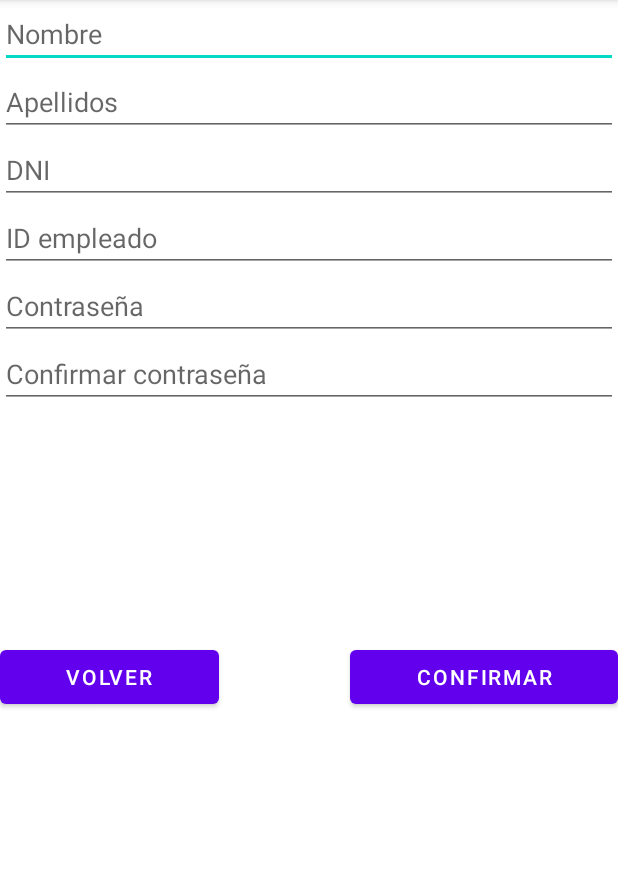
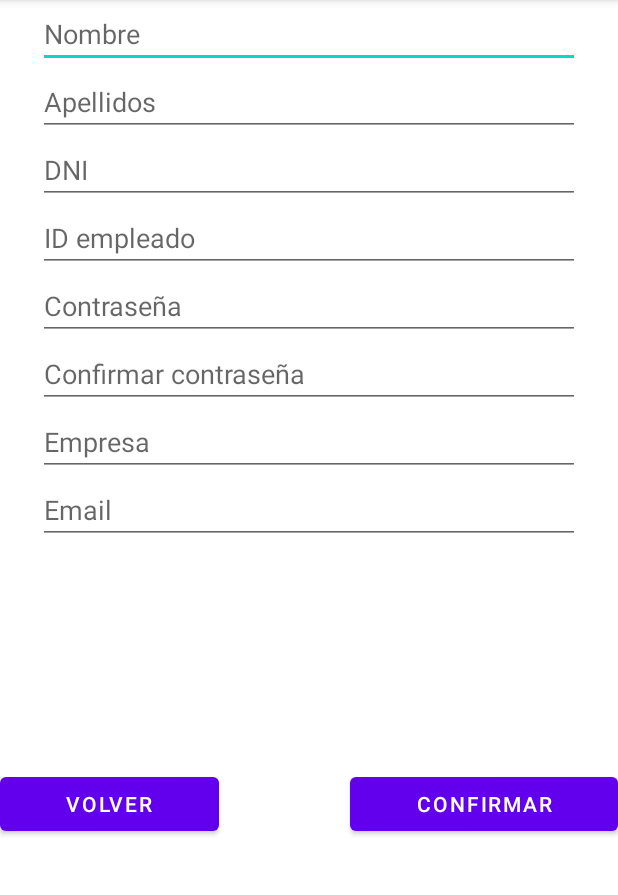
Before and after one commit to Leonardo-Iordache/AppRepartidor, an Android app: the RegisterActivity screen opened directly, with no data from a screen before it, on a phone screen of 412 x 824 dp, the part 84-979 px from its top. Run offline under Robolectric (Android 15) with nearby library versions, the phone set to English and light mode, and no system bars.

```diff
--- a/app/src/main/java/com/example/apprepartidor/InitialScreen.kt
+++ b/app/src/main/java/com/example/apprepartidor/InitialScreen.kt
@@ -12,6 +12,7 @@ class InitialScreen : AppCompatActivity() {
     private lateinit var logInButton: Button
     private lateinit var registerButton: Button
     private lateinit var binding: ActivityMainBinding
+
 
     override fun onCreate(savedInstanceState: Bundle?) {
         super.onCreate(savedInstanceState)
--- a/app/src/main/java/com/example/apprepartidor/registro/RegisterActivity.kt
+++ b/app/src/main/java/com/example/apprepartidor/registro/RegisterActivity.kt
@@ -23,7 +23,7 @@ class RegisterActivity : AppCompatActivity() {
     private lateinit var id: String
     private lateinit var passwordInput: String
     private lateinit var confirmPasswordInput: String
-    private lateinit var direccionInput: String
+    private lateinit var empresaInput: String
     private lateinit var emailInput: String
     private val apiService = RestAPIService()
     private var job: Job = Job()
@@ -51,8 +51,8 @@ class RegisterActivity : AppCompatActivity() {
                 id = it.idText.text.toString().trim()
                 passwordInput = it.password.text.toString().trim()
                 confirmPasswordInput = it.confirmPassword.text.toString().trim()
-                //direccionInput = it.direccionText.text.toString().trim()
-                //emailInput = it.correoText.text.toString().trim()
+                empresaInput = it.idEmpresa.text.toString().trim()
+                emailInput = it.idEmail.text.toString().trim()
             }
             completeRegistration()
         }
@@ -64,13 +64,13 @@ class RegisterActivity : AppCompatActivity() {
         if (passwordInput == confirmPasswordInput) {
             job = launch {
                 val userID = apiService.addUser(
-                    id.toInt(),
                     emailInput,
                     nameInput,
                     passwordInput,
                     lastNameInput,
                     dniInput,
-                    direccionInput
+                    empresaInput,
+                    id.toInt(),
                 )
             }
             job.join()
--- a/app/src/main/java/com/example/apprepartidor/server/ClientService.kt
+++ b/app/src/main/java/com/example/apprepartidor/server/ClientService.kt
@@ -1,5 +1,6 @@
 package com.example.apprepartidor.server
 
+import com.example.apprepartidor.responses.Codigo
 import com.example.apprepartidor.responses.Mailbox
 import com.example.apprepartidor.responses.UserLogin
 import com.example.apprepartidor.responses.Paquete
@@ -9,10 +10,10 @@ import retrofit2.http.*
 interface ClientService {
     //metodo de prueba para ver si funciona la conexion
     @GET("ServidorUbicua-0.0.1-SNAPSHOT/BuzonPaquete")
-    suspend fun getSomething(): Response<Mailbox>
+    suspend fun getCode(@Query("id") idPaquete: String): Response<Codigo>
 
     //metodo para crear un nuevo usuario, usado en la pantalla de registro
-    @GET("ServidorUbicua-0.0.1-SNAPSHOT/NuevoCliente")
+    @GET("ServidorUbicua-0.0.1-SNAPSHOT/NuevoRepartidor")
     suspend fun createNewUser(
         @Query("id") idCliente: Int,
         @Query("usuario") usuario: String,
@@ -20,7 +21,7 @@ interface ClientService {
         @Query("contrasena") contrasena: String,
         @Query("apellidos") apellidos: String,
         @Query("dni") dni: String,
-        @Query("direccion") direccion: String
+        @Query("empresa") empresa: String
     ): Response<Int>
 
     //metodo para validar un login
@@ -31,15 +32,16 @@ interface ClientService {
     ): Response<UserLogin>
 
     //metodo para coger todos los paquetes de un cliente
-    @GET("ServidorUbicua-0.0.1-SNAPSHOT/PaquetesCliente")
+    @GET("ServidorUbicua-0.0.1-SNAPSHOT/PaquetesRepartidor")
     suspend fun getPackages(@Query("id") idRepartidor: Int): Response<ArrayList<Paquete>>
 
     @GET("ServidorUbicua-0.0.1-SNAPSHOT/BuzonesLibres")
     suspend fun getFreeMailBoxes(@Query("estado") estado: Boolean = false): Response<ArrayList<Mailbox>>
 
-    @GET("ServidorUbicua-0.0.1-SNAPSHOT/BuzonPaquete?")
-    suspend fun deliverPackage(
-        @Query("idPaquete") idPaquete: String,
-        @Query("idBuzon") idBuzon: String
-    ): Response<Int>
+    @GET("ServidorUbicua-0.0.1-SNAPSHOT/PaqueteEntregado")
+    suspend fun deliverPackage(@Query("idPaquete") idPaquete: String, @Query("idBuzon") idBuzon: String): Response<Int>
+
+    @GET("ServidorUbicua-0.0.1-SNAPSHOT/BuzonOcupado")
+    suspend fun useMailbox(@Query("idBuzon") idBuzon: String): Response<Int>
+
 }
--- a/app/src/main/java/com/example/apprepartidor/server/ServiceBuilder.kt
+++ b/app/src/main/java/com/example/apprepartidor/server/ServiceBuilder.kt
@@ -8,7 +8,7 @@ import retrofit2.converter.gson.GsonConverterFactory
 
 
 object ServiceBuilder {
-    private const val serverURL = "http://192.168.1.15:8080/"
+    private const val serverURL = "http://192.168.216.129:8080/"
     private val client = OkHttpClient.Builder().build()
     private val gson: Gson = GsonBuilder().setLenient().create()
 
--- a/app/src/main/res/layout/activity_register.xml
+++ b/app/src/main/res/layout/activity_register.xml
@@ -8,8 +8,8 @@
 
     <LinearLayout
         android:id="@+id/linearLayout"
-        android:layout_width="0dp"
-        android:layout_height="0dp"
+        android:layout_width="361dp"
+        android:layout_height="424dp"
         android:layout_marginBottom="88dp"
         android:orientation="vertical"
         app:layout_constraintBottom_toTopOf="@+id/linearLayout2"
@@ -21,55 +21,73 @@
             android:id="@+id/nameText"
             android:layout_width="match_parent"
             android:layout_height="wrap_content"
+            android:autofillHints=""
             android:ems="10"
             android:hint="Nombre"
-            android:inputType="textPersonName"
-            android:autofillHints="" />
+            android:inputType="textPersonName" />
 
         <EditText
             android:id="@+id/lastNameText"
             android:layout_width="match_parent"
             android:layout_height="wrap_content"
+            android:autofillHints=""
             android:ems="10"
             android:hint="Apellidos"
-            android:inputType="textPersonName"
-            android:autofillHints="" />
+            android:inputType="textPersonName" />
 
         <EditText
             android:id="@+id/dniText"
             android:layout_width="match_parent"
             android:layout_height="wrap_content"
+            android:autofillHints=""
             android:ems="10"
             android:hint="DNI"
-            android:inputType="textPersonName"
-            android:autofillHints="" />
+            android:inputType="textPersonName" />
 
         <EditText
             android:id="@+id/idText"
             android:layout_width="match_parent"
             android:layout_height="wrap_content"
+            android:autofillHints=""
             android:ems="10"
             android:hint="ID empleado"
-            android:inputType="textPersonName"
-            android:autofillHints="" />
+            android:inputType="textPersonName" />
 
         <EditText
             android:id="@+id/password"
             android:layout_width="match_parent"
             android:layout_height="wrap_content"
+            android:autofillHints=""
             android:ems="10"
             android:hint="Contraseña"
-            android:inputType="textPassword"
-            android:autofillHints="" />
+            android:inputType="textPassword" />
 
         <EditText
             android:id="@+id/confirmPassword"
             android:layout_width="match_parent"
             android:layout_height="wrap_content"
+            android:autofillHints=""
             android:ems="10"
             android:hint="Confirmar contraseña"
-            android:inputType="textPassword"
-            android:autofillHints="" />
+            android:inputType="textPassword" />
+
+        <EditText
+            android:id="@+id/idEmpresa"
+            android:layout_width="match_parent"
+            android:layout_height="wrap_content"
+            android:autofillHints=""
+            android:ems="10"
+            android:hint="Empresa"
+            android:inputType="textPersonName" />
+
+        <EditText
+            android:id="@+id/idEmail"
+            android:layout_width="match_parent"
+            android:layout_height="wrap_content"
+            android:autofillHints=""
+            android:ems="10"
+            android:hint="Email"
+            android:inputType="textEmailAddress" />
 
 
     </LinearLayout>
--- /dev/null
+++ b/app/src/main/res/values/ids.xml
@@ -0,0 +1,4 @@
+<?xml version="1.0" encoding="utf-8"?>
+<resources>
+    <item name="empresaTextView" type="id" />
+</resources>
```
Also changed, not shown: app/src/main/java/com/example/apprepartidor/GlobalContext.kt (added, +16 -0 lines), app/src/main/java/com/example/apprepartidor/iniciarsesion/LogInActivity.kt (+18 -3 lines), app/src/main/java/com/example/apprepartidor/mainScreen/MainScreenActivity.kt (+18 -0 lines), app/src/main/java/com/example/apprepartidor/mainScreen/PackagesAdapter.kt (+19 -19 lines), app/src/main/java/com/example/apprepartidor/mqtt/MqttClient.kt (+8 -29 lines), app/src/main/java/com/example/apprepartidor/responses/Codigo.kt (added, +22 -0 lines), app/src/main/java/com/example/apprepartidor/responses/Mailbox.kt (+25 -3 lines), app/src/main/java/com/example/apprepartidor/responses/Paquete.kt (+26 -3 lines), app/src/main/java/com/example/apprepartidor/server/RestAPIService.kt (+31 -19 lines), app/src/main/res/layout/activity_main_screen.xml (+19 -5 lines).
